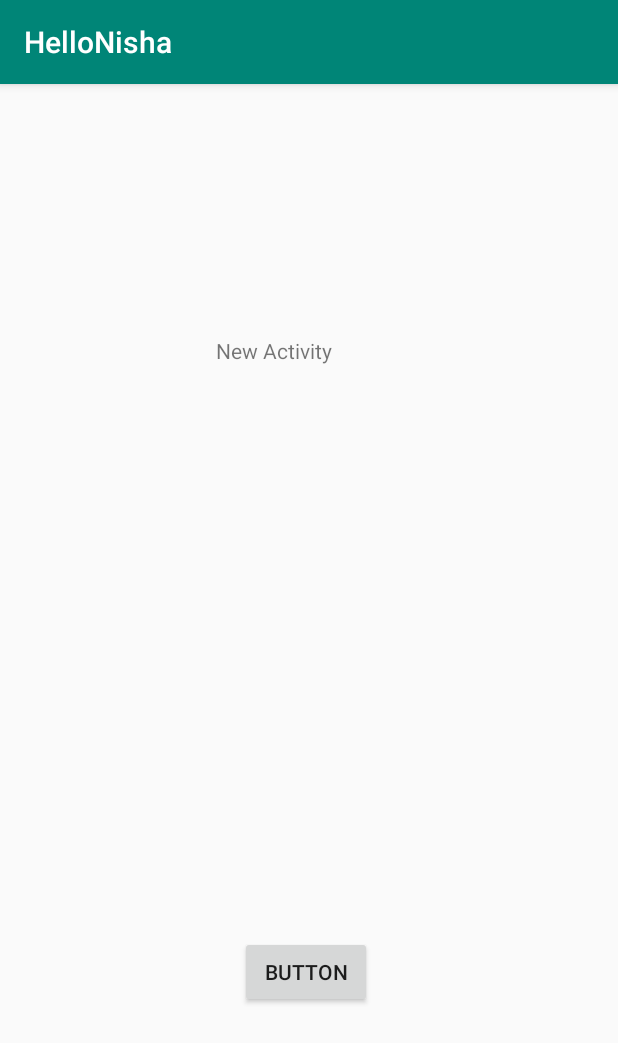
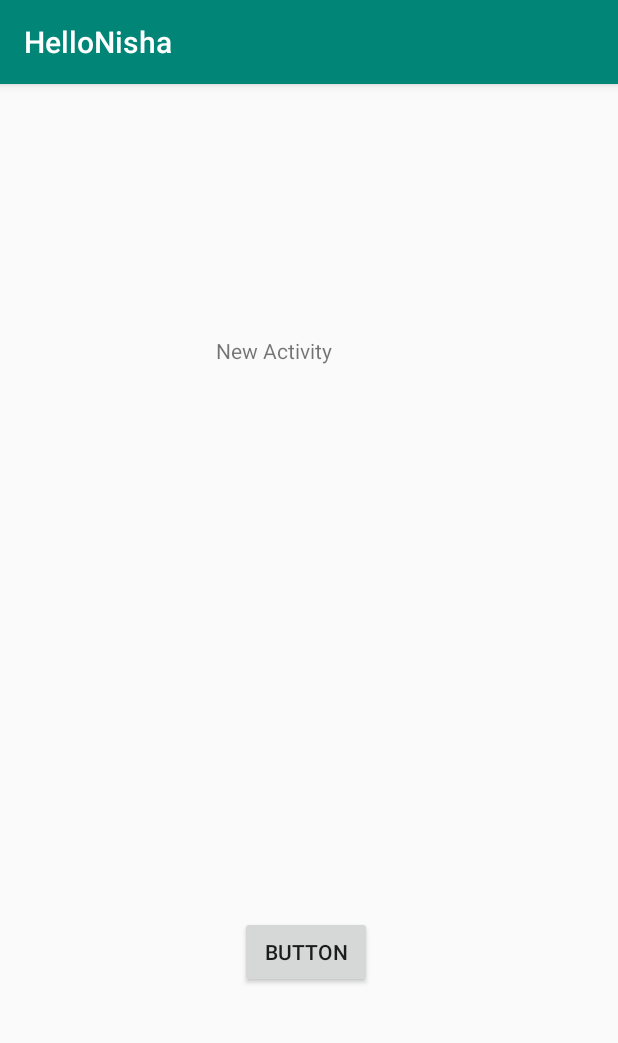
Before and after one commit to nishapandey823/android_project, an Android app: the Main2Activity screen opened directly, with no data from a screen before it, on a phone screen of 412 x 824 dp. Shown: the top 1043 px of the screen. Run offline under Robolectric (Android 15) with nearby library versions, the phone set to English and light mode, and no system bars.

Commit message:
Second commit

```diff
--- a/app/src/main/res/layout/activity_main2.xml
+++ b/app/src/main/res/layout/activity_main2.xml
@@ -19,7 +19,7 @@
             android:layout_width="wrap_content"
             android:layout_height="wrap_content"
             android:id="@+id/button2"
-            app:layout_constraintBottom_toBottomOf="parent" android:layout_marginBottom="152dp"
+            app:layout_constraintBottom_toBottomOf="parent" android:layout_marginBottom="165dp"
             app:layout_constraintStart_toStartOf="parent" android:layout_marginStart="160dp"
-    />
+            android:onClick="toastClick"/>
 </android.support.constraint.ConstraintLayout>
```
